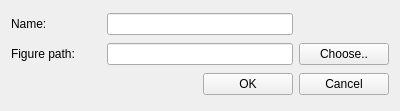
Before: the Qt Designer form adddialog.ui in chegestar/guitarChord-practice, drawn with Qt 5.
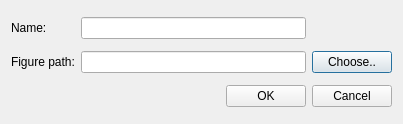
After: the same form once the commit is applied.

What changed in the file:
```diff
--- a/adddialog.ui
+++ b/adddialog.ui
@@ -1,17 +1,17 @@
 <?xml version="1.0" encoding="UTF-8"?>
 <ui version="4.0">
  <class>addDialog</class>
- <widget class="QWidget" name="addDialog">
+ <widget class="QDialog" name="addDialog">
   <property name="geometry">
    <rect>
     <x>0</x>
     <y>0</y>
-    <width>400</width>
-    <height>111</height>
+    <width>403</width>
+    <height>124</height>
    </rect>
   </property>
   <property name="windowTitle">
-   <string>Form</string>
+   <string>Dialog</string>
   </property>
   <layout class="QGridLayout" name="gridLayout">
    <item row="0" column="0">
@@ -41,12 +41,18 @@
      </property>
     </widget>
    </item>
-   <item row="2" column="3">
-    <widget class="QPushButton" name="Cancel">
-     <property name="text">
-      <string>Cancel</string>
+   <item row="2" column="1">
+    <spacer name="horizontalSpacer">
+     <property name="orientation">
+      <enum>Qt::Horizontal</enum>
      </property>
-    </widget>
+     <property name="sizeHint" stdset="0">
+      <size>
+       <width>118</width>
+       <height>20</height>
+      </size>
+     </property>
+    </spacer>
    </item>
    <item row="2" column="2">
     <widget class="QPushButton" name="OK">
@@ -55,6 +61,13 @@
      </property>
     </widget>
    </item>
+   <item row="2" column="3">
+    <widget class="QPushButton" name="Cancel">
+     <property name="text">
+      <string>Cancel</string>
+     </property>
+    </widget>
+   </item>
   </layout>
  </widget>
  <resources/>
```
Left out of the diff: 8 changed lines with no effect on the pictures.
